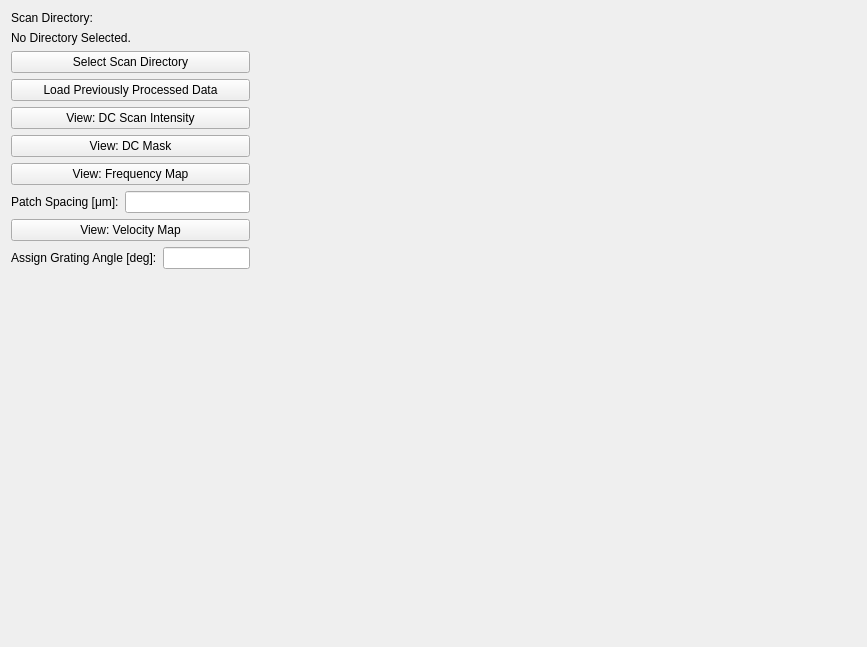
Above: visu_tab_widget.ui from TKAles/visu before the change. Below: the same form after it.
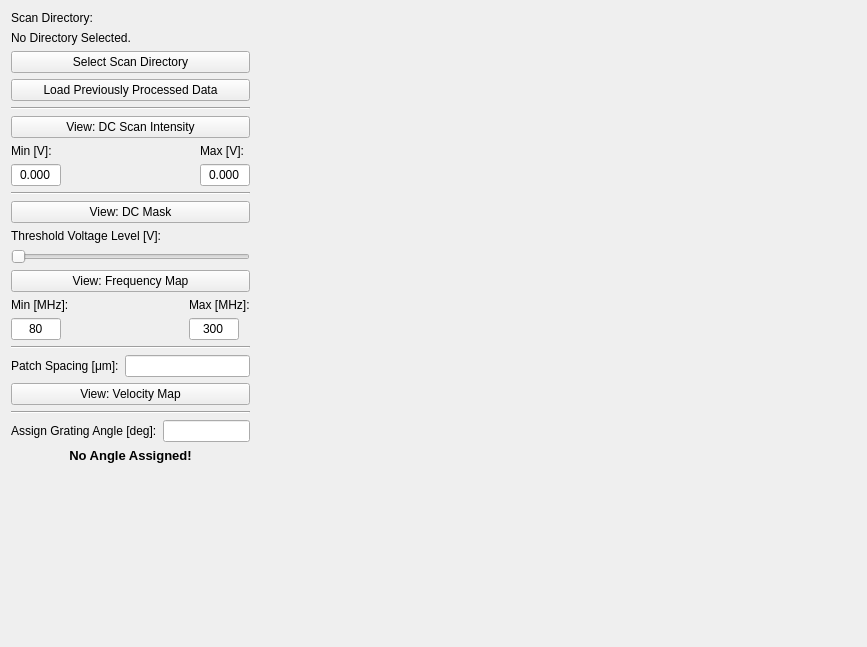
That is the form after the change.

Patch:
```diff
--- a/visu_tab_widget.ui
+++ b/visu_tab_widget.ui
@@ -72,6 +72,13 @@
            </property>
           </widget>
          </item>
+         <item>
+          <widget class="Line" name="line_3">
+           <property name="orientation">
+            <enum>Qt::Horizontal</enum>
+           </property>
+          </widget>
+         </item>
          <item>
           <widget class="QPushButton" name="plot_dc_intensity_button">
            <property name="maximumSize">
@@ -85,6 +92,84 @@
            </property>
           </widget>
          </item>
+         <item>
+          <layout class="QHBoxLayout" name="horizontalLayout_5">
+           <item>
+            <layout class="QVBoxLayout" name="verticalLayout_3">
+             <item>
+              <widget class="QLabel" name="mindcvlabel">
+               <property name="text">
+                <string>Min [V]:</string>
+               </property>
+              </widget>
+             </item>
+             <item>
+              <widget class="QLineEdit" name="txt_mindcv">
+               <property name="maximumSize">
+                <size>
+                 <width>50</width>
+                 <height>16777215</height>
+                </size>
+               </property>
+               <property name="text">
+                <string>0.000</string>
+               </property>
+               <property name="alignment">
+                <set>Qt::AlignCenter</set>
+               </property>
+              </widget>
+             </item>
+            </layout>
+           </item>
+           <item>
+            <spacer name="horizontalSpacer">
+             <property name="orientation">
+              <enum>Qt::Horizontal</enum>
+             </property>
+             <property name="sizeHint" stdset="0">
+              <size>
+               <width>40</width>
+               <height>20</height>
+              </size>
+             </property>
+            </spacer>
+           </item>
+           <item>
+            <layout class="QVBoxLayout" name="verticalLayout_4">
+             <item>
+              <widget class="QLabel" name="maxdcvlabel">
+               <property name="text">
+                <string>Max [V]:</string>
+               </property>
+              </widget>
+             </item>
+             <item>
+              <widget class="QLineEdit" name="txt_maxdcv">
+               <property name="maximumSize">
+                <size>
+                 <width>50</width>
+                 <height>16777215</height>
+                </size>
+               </property>
+               <property name="text">
+                <string>0.000</string>
+               </property>
+               <property name="alignment">
+                <set>Qt::AlignCenter</set>
+               </property>
+              </widget>
+             </item>
+            </layout>
+           </item>
+          </layout>
+         </item>
+         <item>
+          <widget class="Line" name="line_2">
+           <property name="orientation">
+            <enum>Qt::Horizontal</enum>
+           </property>
+          </widget>
+         </item>
          <item>
           <widget class="QPushButton" name="plot_sample_mask_button">
            <property name="maximumSize">
@@ -98,6 +183,20 @@
            </property>
           </widget>
          </item>
+         <item>
+          <widget class="QLabel" name="label_4">
+           <property name="text">
+            <string>Threshold Voltage Level [V]:</string>
+           </property>
+          </widget>
+         </item>
+         <item>
+          <widget class="QSlider" name="thresholdv_slider">
+           <property name="orientation">
+            <enum>Qt::Horizontal</enum>
+           </property>
+          </widget>
+         </item>
          <item>
           <widget class="QPushButton" name="plot_fft_map_button">
            <property name="maximumSize">
@@ -111,6 +210,84 @@
            </property>
           </widget>
          </item>
+         <item>
+          <layout class="QHBoxLayout" name="horizontalLayout_6">
+           <item>
+            <layout class="QVBoxLayout" name="verticalLayout_5">
+             <item>
+              <widget class="QLabel" name="minfreqlabel">
+               <property name="text">
+                <string>Min [MHz]:</string>
+               </property>
+              </widget>
+             </item>
+             <item>
+              <widget class="QLineEdit" name="txt_minfreqmhz">
+               <property name="maximumSize">
+                <size>
+                 <width>50</width>
+                 <height>16777215</height>
+                </size>
+               </property>
+               <property name="text">
+                <string>80</string>
+               </property>
+               <property name="alignment">
+                <set>Qt::AlignCenter</set>
+               </property>
+              </widget>
+             </item>
+            </layout>
+           </item>
+           <item>
+            <spacer name="horizontalSpacer_2">
+             <property name="orientation">
+              <enum>Qt::Horizontal</enum>
+             </property>
+             <property name="sizeHint" stdset="0">
+              <size>
+               <width>40</width>
+               <height>20</height>
+              </size>
+             </property>
+            </spacer>
+           </item>
+           <item>
+            <layout class="QVBoxLayout" name="verticalLayout_6">
+             <item>
+              <widget class="QLabel" name="maxfreqlabel">
+               <property name="text">
+                <string>Max [MHz]:</string>
+               </property>
+              </widget>
+             </item>
+             <item>
+              <widget class="QLineEdit" name="txt_maxfreqmhz">
+               <property name="maximumSize">
+                <size>
+                 <width>50</width>
+                 <height>16777215</height>
+                </size>
+               </property>
+               <property name="text">
+                <string>300</string>
+               </property>
+               <property name="alignment">
+                <set>Qt::AlignCenter</set>
+               </property>
+              </widget>
+             </item>
+            </layout>
+           </item>
+          </layout>
+         </item>
+         <item>
+          <widget class="Line" name="line">
+           <property name="orientation">
+            <enum>Qt::Horizontal</enum>
+           </property>
+          </widget>
+         </item>
          <item>
           <layout class="QHBoxLayout" name="horizontalLayout_3">
            <property name="sizeConstraint">
@@ -154,6 +331,13 @@
            </property>
           </widget>
          </item>
+         <item>
+          <widget class="Line" name="line_4">
+           <property name="orientation">
+            <enum>Qt::Horizontal</enum>
+           </property>
+          </widget>
+         </item>
          <item>
           <layout class="QHBoxLayout" name="horizontalLayout_4">
            <property name="sizeConstraint">
@@ -184,6 +368,23 @@
            </item>
           </layout>
          </item>
+         <item>
+          <widget class="QLabel" name="angle_assignment_label">
+           <property name="font">
+            <font>
+             <pointsize>10</pointsize>
+             <weight>75</weight>
+             <bold>true</bold>
+            </font>
+           </property>
+           <property name="text">
+            <string>No Angle Assigned!</string>
+           </property>
+           <property name="alignment">
+            <set>Qt::AlignCenter</set>
+           </property>
+          </widget>
+         </item>
          <item>
           <spacer name="verticalSpacer">
            <property name="orientation">
```
